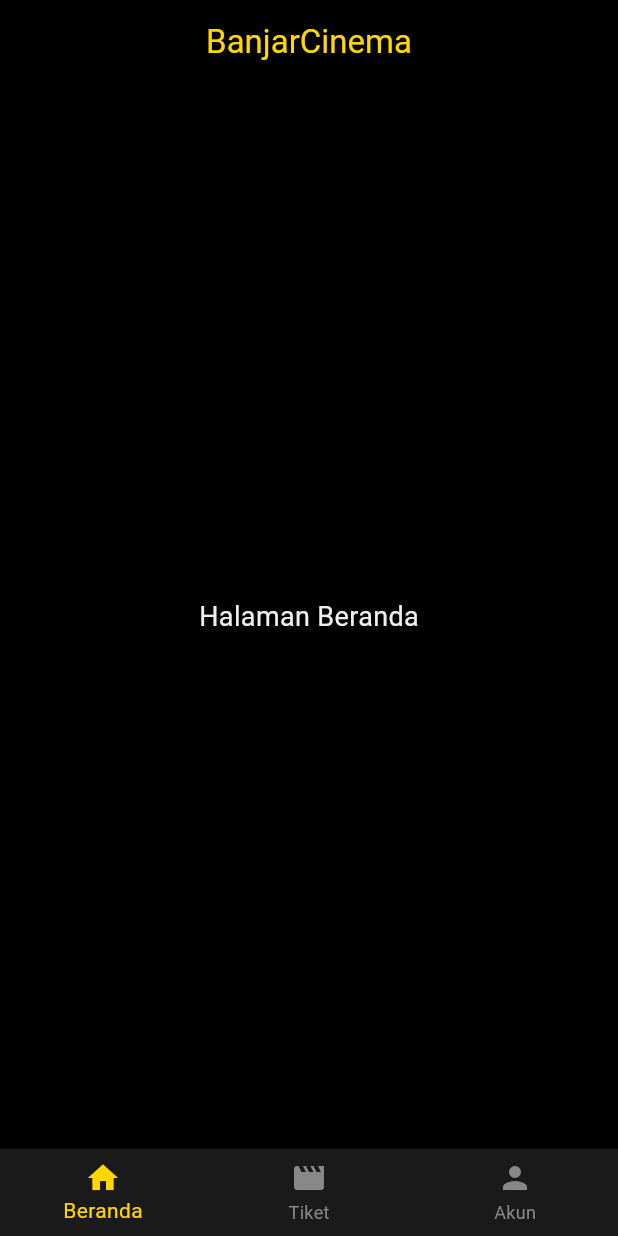
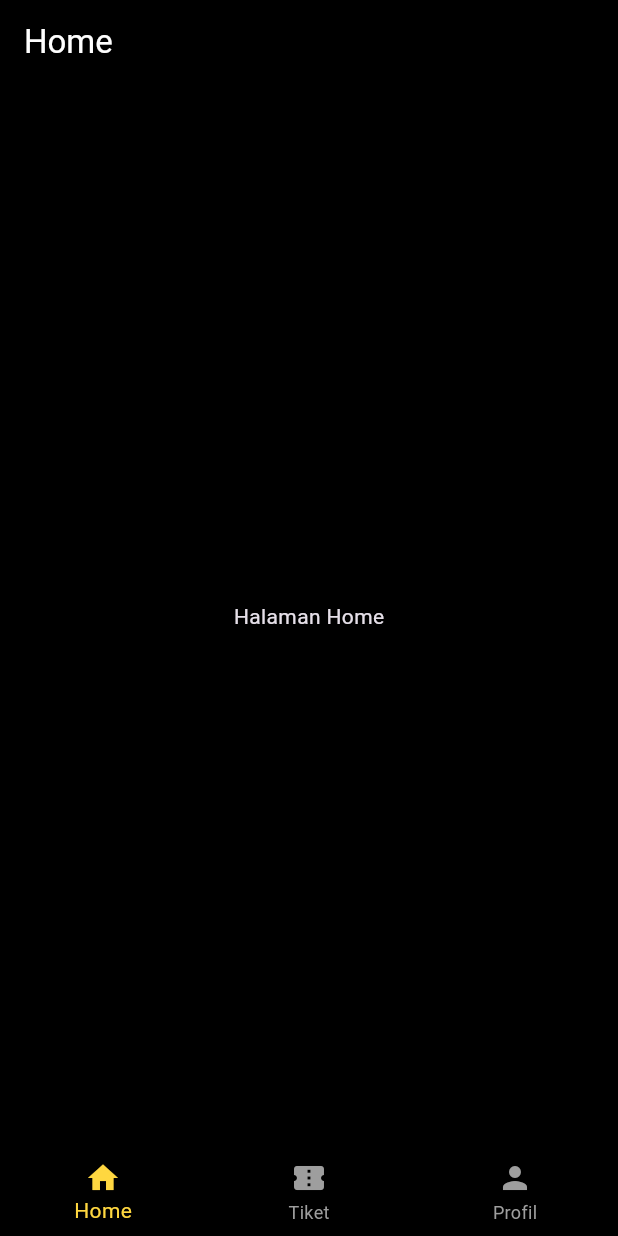
Before and after one commit to Bataviea/BanjarCinema, a Flutter app: the screen it shows after launch, on a phone screen of 412 x 824 dp. Run offline on Flutter 3.47's test engine with Material 3 defaults, Android fonts, the phone set to English and light mode, and no system bars.

Commit message:
Update main.dart

```diff
--- a/lib/main.dart
+++ b/lib/main.dart
@@ -1,60 +1,35 @@
 import 'package:flutter/material.dart';
-import 'colors.dart'; // <-- Import the color palette
 
-void main() {
-  runApp(BanjarCinemaApp());
-}
+void main() => runApp(BanjarCinemaApp());
 
 class BanjarCinemaApp extends StatelessWidget {
   @override
   Widget build(BuildContext context) {
     return MaterialApp(
+      debugShowCheckedModeBanner: false,
       title: 'BanjarCinema',
-      theme: ThemeData(
-        scaffoldBackgroundColor: AppColors.black,
-        primaryColor: AppColors.gold,
+      theme: ThemeData.dark().copyWith(
+        scaffoldBackgroundColor: Colors.black,
+        primaryColor: Colors.black,
         appBarTheme: AppBarTheme(
-          backgroundColor: AppColors.black,
-          foregroundColor: AppColors.gold,
-          elevation: 0,
-        ),
-        bottomNavigationBarTheme: BottomNavigationBarThemeData(
-          backgroundColor: AppColors.buttonBlack,
-          selectedItemColor: AppColors.gold,
-          unselectedItemColor: AppColors.grey,
-        ),
-        textTheme: TextTheme(
-          bodyMedium: TextStyle(color: AppColors.softWhite),
-        ),
-        dropdownMenuTheme: DropdownMenuThemeData(
-          inputDecorationTheme: InputDecorationTheme(
-            filled: true,
-            fillColor: AppColors.buttonBlack,
-            border: OutlineInputBorder(
-              borderSide: BorderSide(color: AppColors.softWhite),
-              borderRadius: BorderRadius.circular(8),
-            ),
-          ),
+          backgroundColor: Colors.black,
+          foregroundColor: Colors.white,
         ),
       ),
-      home: MainPage(),
+      home: MainNavigation(),
     );
   }
 }
 
-class MainPage extends StatefulWidget {
+class MainNavigation extends StatefulWidget {
   @override
-  _MainPageState createState() => _MainPageState();
+  _MainNavigationState createState() => _MainNavigationState();
 }
 
-class _MainPageState extends State<MainPage> {
+class _MainNavigationState extends State<MainNavigation> {
   int _selectedIndex = 0;
 
-  static final List<Widget> _pages = <Widget>[
-    BerandaPage(),
-    TiketPage(),
-    AkunPage(),
-  ];
+  final List<Widget> _pages = [HomePage(), TiketPage(), ProfilPage()];
 
   void _onItemTapped(int index) {
     setState(() {
@@ -65,41 +40,32 @@ class _MainPageState extends State<MainPage> {
   @override
   Widget build(BuildContext context) {
     return Scaffold(
-      appBar: AppBar(
-        title: Text('BanjarCinema'),
-        centerTitle: true,
-      ),
       body: _pages[_selectedIndex],
       bottomNavigationBar: BottomNavigationBar(
+        backgroundColor: Colors.black,
+        selectedItemColor: Colors.amberAccent,
+        unselectedItemColor: Colors.grey,
+        currentIndex: _selectedIndex,
+        onTap: _onItemTapped,
         items: const [
+          BottomNavigationBarItem(icon: Icon(Icons.home), label: 'Home'),
           BottomNavigationBarItem(
-            icon: Icon(Icons.home),
-            label: 'Beranda',
-          ),
-          BottomNavigationBarItem(
-            icon: Icon(Icons.movie),
+            icon: Icon(Icons.confirmation_num),
             label: 'Tiket',
           ),
-          BottomNavigationBarItem(
-            icon: Icon(Icons.person),
-            label: 'Akun',
-          ),
+          BottomNavigationBarItem(icon: Icon(Icons.person), label: 'Profil'),
         ],
-        currentIndex: _selectedIndex,
-        onTap: _onItemTapped,
       ),
     );
   }
 }
 
-class BerandaPage extends StatelessWidget {
+class HomePage extends StatelessWidget {
   @override
   Widget build(BuildContext context) {
-    return Center(
-      child: Text(
-        'Halaman Beranda',
-        style: TextStyle(color: AppColors.softWhite, fontSize: 18),
-      ),
+    return Scaffold(
+      appBar: AppBar(title: Text('Home')),
+      body: Center(child: Text('Halaman Home')),
     );
   }
 }
@@ -107,23 +73,19 @@ class BerandaPage extends StatelessWidget {
 class TiketPage extends StatelessWidget {
   @override
   Widget build(BuildContext context) {
-    return Center(
-      child: Text(
-        'Halaman Tiket',
-        style: TextStyle(color: AppColors.softWhite, fontSize: 18),
-      ),
+    return Scaffold(
+      appBar: AppBar(title: Text('Tiket')),
+      body: Center(child: Text('Halaman Tiket')),
     );
   }
 }
 
-class AkunPage extends StatelessWidget {
+class ProfilPage extends StatelessWidget {
   @override
   Widget build(BuildContext context) {
-    return Center(
-      child: Text(
-        'Halaman Akun',
-        style: TextStyle(color: AppColors.softWhite, fontSize: 18),
-      ),
+    return Scaffold(
+      appBar: AppBar(title: Text('Profil')),
+      body: Center(child: Text('Halaman Profil')),
     );
   }
 }
```
